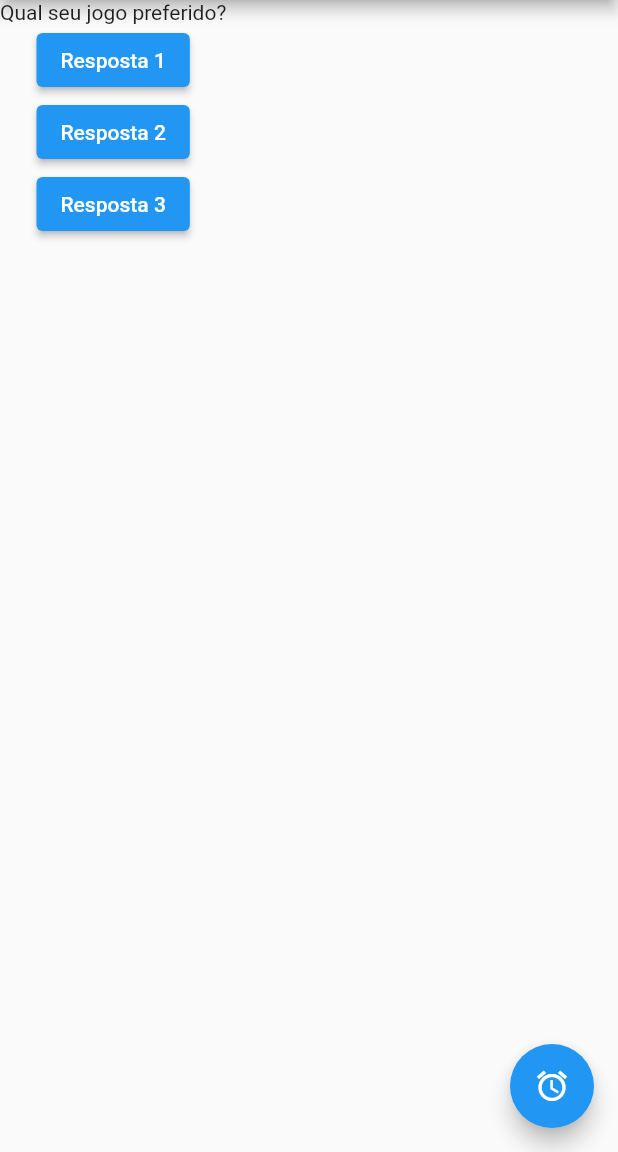
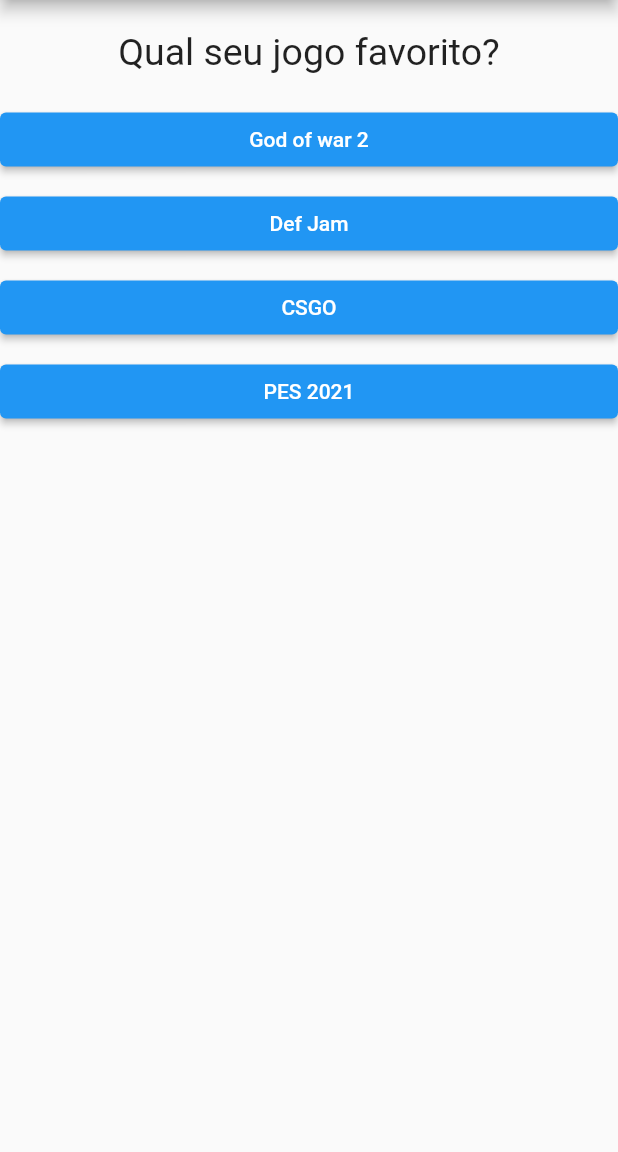
Before and after one commit to richellyitalo/estudos-flutter, a Flutter app: the screen it shows after launch, on a phone screen of 412 x 824 dp, the part 84-1236 px from its top. Run offline on Flutter 3.47's test engine with Material 2 defaults, Android fonts, the phone set to English and light mode, and no system bars.

Commit message:
Alternativas por questões

```diff
--- a/quiz/lib/main.dart
+++ b/quiz/lib/main.dart
@@ -1,27 +1,49 @@
 import 'package:flutter/material.dart';
 import './questao.dart';
+import './resposta.dart';
 
 main() => runApp(QuizApp());
 
 class _QuizAppState extends State<QuizApp> {
   int _respostaSelecionada = 0;
+  final List<Map<String, Object>> _perguntas = const [
+    {
+      'texto': 'Qual seu jogo favorito?',
+      'alternativas': ['God of war 2', 'Def Jam', 'CSGO', 'PES 2021']
+    },
+    {
+      'texto': 'Qual seu time do coração?',
+      'alternativas': ['Vasco da gama', 'Flamengo', 'Grêmio', 'Chelsea']
+    },
+    {
+      'texto': 'Qual sua linguagem de programação favorita?',
+      'alternativas': ['PHP', 'Javascript', 'Python', 'Java']
+    }
+  ];
 
   void _responder() {
-    setState(() {
-      _respostaSelecionada++;
-    });
-    print('Resposta: $_respostaSelecionada');
+    if (temPerguntaSelecionada) {
+      setState(() {
+        _respostaSelecionada++;
+      });
+    }
+  }
+
+  bool get temPerguntaSelecionada {
+    return _respostaSelecionada < _perguntas.length;
   }
 
   @override
   Widget build(BuildContext context) {
-    final List<String> questions = [
-      'Qual seu jogo preferido?',
-      'Qual seu time preferido?',
-      'Qual seu time preferido#3?',
-      'Qual seu time preferido#4?',
-      'Qual seu time preferido#5?',
-    ];
+    List<String> alternativas = temPerguntaSelecionada
+        ? _perguntas[_respostaSelecionada]['alternativas']
+        : null;
+    List<Widget> alternativasWidget = temPerguntaSelecionada
+         ? alternativas.map((t) => Resposta(t, _responder)).toList()
+         : null;
+    // for (String alternativa in perguntas[_respostaSelecionada]['alternativas']) {
+    //   alternativasWidget.add(Resposta(alternativa, _responder));
+    // }
 
     return MaterialApp(
       home: Scaffold(
@@ -30,20 +52,14 @@ class _QuizAppState extends State<QuizApp> {
             'Quiz App by Ricly',
           ),
         ),
-        body: Column(
-          children: <Widget>[
-            Questao(questions.elementAt(_respostaSelecionada)),
-            ElevatedButton(child: Text('Resposta 1'), onPressed: _responder),
-            ElevatedButton(child: Text('Resposta 2'), onPressed: _responder),
-            ElevatedButton(child: Text('Resposta 3'), onPressed: _responder),
-          ],
-        ),
-        floatingActionButton: FloatingActionButton(
-            onPressed: () {
-              print("olá");
-            },
-            tooltip: 'Faça algo',
-            child: const Icon(Icons.access_alarm)),
+        body: temPerguntaSelecionada
+            ? Column(
+                children: <Widget>[
+                  Questao(_perguntas[_respostaSelecionada]['texto']),
+                  ...alternativasWidget
+                ],
+              )
+            : null,
       ),
     );
   }
--- a/quiz/lib/questao.dart
+++ b/quiz/lib/questao.dart
@@ -6,6 +6,14 @@ class Questao extends StatelessWidget {
   Questao(this.texto);
   @override
   Widget build(BuildContext context) {
-    return Text(texto);
+    return Container(
+      width: double.infinity,
+      margin: EdgeInsets.all(20),
+      child: Text(
+        texto,
+        style: TextStyle(fontSize: 25),
+        textAlign: TextAlign.center,
+      ),
+    );
   }
 }
--- /dev/null
+++ b/quiz/lib/resposta.dart
@@ -0,0 +1,20 @@
+import 'package:flutter/material.dart';
+
+class Resposta extends StatelessWidget {
+  final String texto;
+  final Function quandoSelecionado;
+
+  Resposta(this.texto, this.quandoSelecionado);
+
+  @override
+  Widget build(BuildContext context) {
+    return Container(
+      width: double.infinity,
+      margin: EdgeInsets.only(bottom: 8),
+      child: ElevatedButton(
+        child: Text(texto),
+        onPressed: quandoSelecionado,
+      ),
+    );
+  }
+}
```
